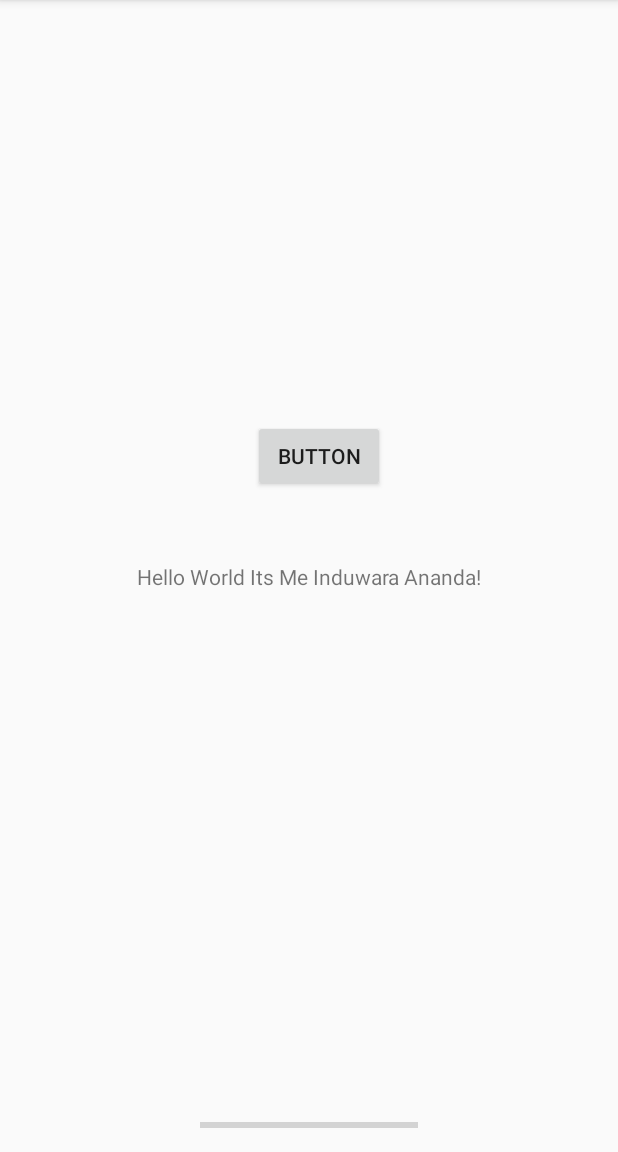
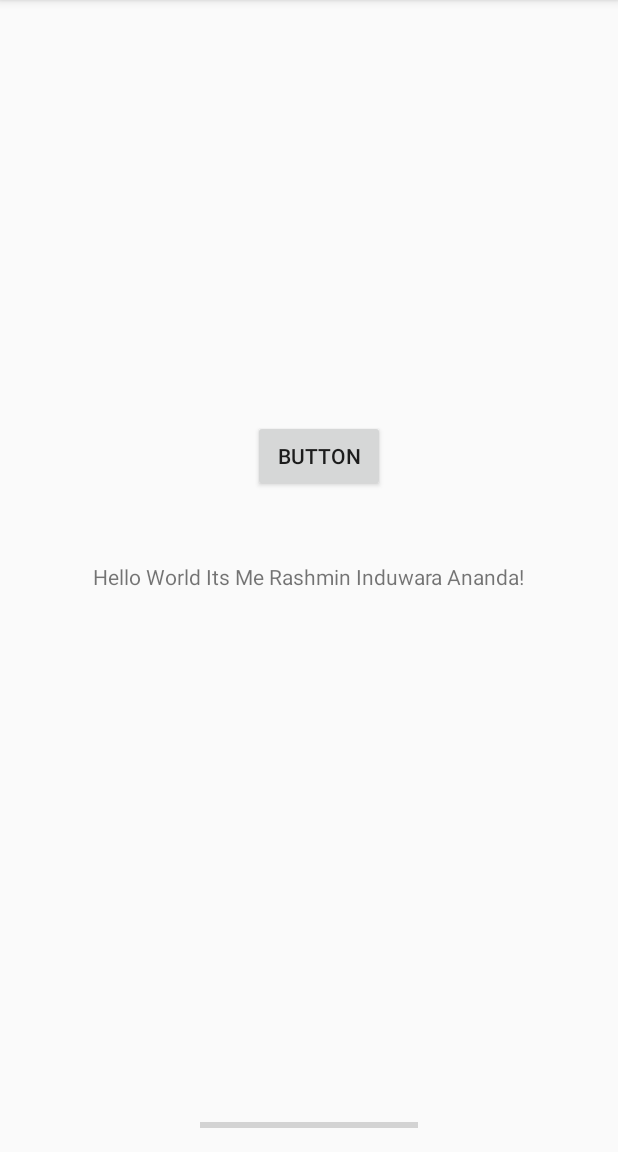
Before and after one commit to induwara99/first, an Android app: the screen it shows after launch (MainActivity), on a phone screen of 412 x 824 dp, the part 84-1236 px from its top. Run offline under Robolectric (Android 15) with nearby library versions, the phone set to English and light mode, and no system bars.

Commit message:
Initial Commit

```diff
--- a/app/src/main/res/layout/activity_main.xml
+++ b/app/src/main/res/layout/activity_main.xml
@@ -9,7 +9,7 @@
     <TextView
         android:layout_width="wrap_content"
         android:layout_height="wrap_content"
-        android:text="Hello World Its Me Induwara Ananda!"
+        android:text="Hello World Its Me Rashmin Induwara Ananda!"
         app:layout_constraintBottom_toBottomOf="parent"
         app:layout_constraintLeft_toLeftOf="parent"
         app:layout_constraintRight_toRightOf="parent"
```
